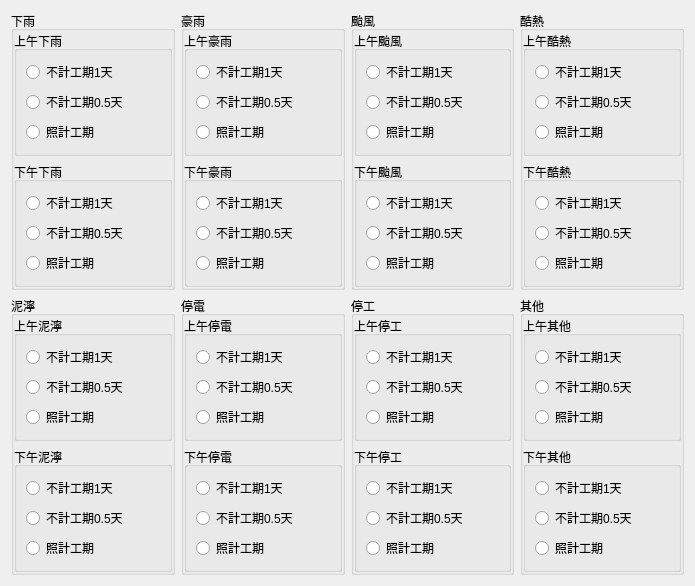
The window that Python/QtVariableConditionSettingDialog.ui (foxking0416/HuachunDailyReport2024) describes before a commit, drawn with Qt 5.
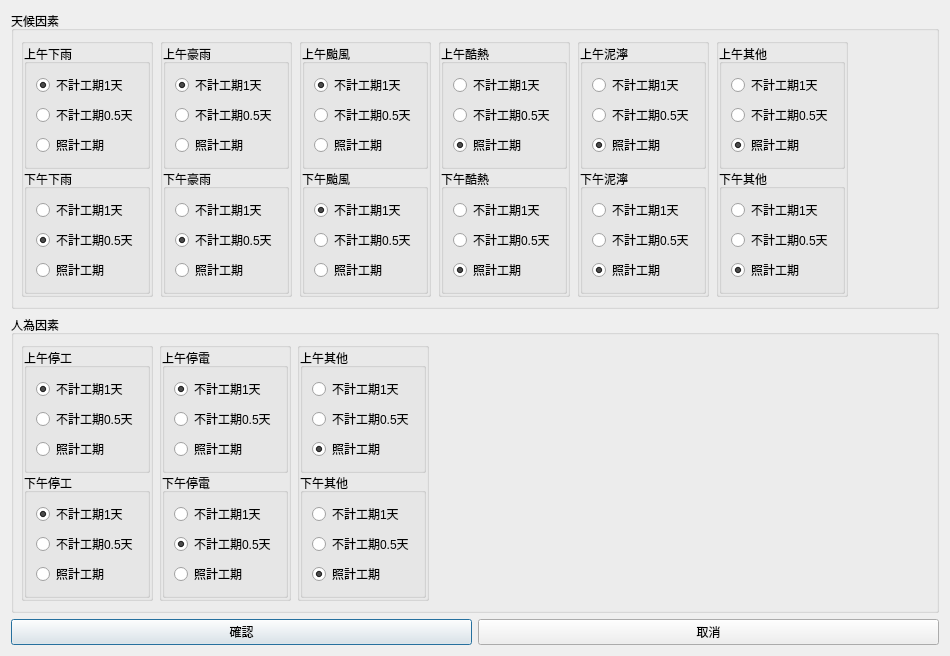
The same window after the commit.

Diff of the .ui file:
```diff
--- a/Python/QtVariableConditionSettingDialog.ui
+++ b/Python/QtVariableConditionSettingDialog.ui
@@ -6,8 +6,8 @@
    <rect>
     <x>0</x>
     <y>0</y>
-    <width>695</width>
-    <height>436</height>
+    <width>950</width>
+    <height>575</height>
    </rect>
   </property>
   <property name="windowTitle">
@@ -15,13 +15,29 @@
   </property>
   <layout class="QVBoxLayout" name="verticalLayout">
    <item>
+    <widget class="QGroupBox" name="qtWeatherConditionGroupBox">
+     <property name="title">
+      <string>天候因素</string>
+     </property>
     <layout class="QHBoxLayout" name="horizontalLayout">
+      <property name="spacing">
+       <number>7</number>
+      </property>
+      <property name="leftMargin">
+       <number>7</number>
+      </property>
+      <property name="topMargin">
+       <number>7</number>
+      </property>
      <item>
       <widget class="QGroupBox" name="groupBox">
        <property name="title">
-        <string>下雨</string>
+         <string/>
        </property>
        <layout class="QVBoxLayout" name="verticalLayout_2">
+         <property name="spacing">
+          <number>0</number>
+         </property>
         <property name="leftMargin">
          <number>0</number>
         </property>
@@ -45,6 +61,9 @@
              <property name="text">
               <string>不計工期1天</string>
              </property>
+              <property name="checked">
+               <bool>true</bool>
+              </property>
             </widget>
            </item>
            <item>
@@ -82,6 +101,9 @@
              <property name="text">
               <string>不計工期0.5天</string>
              </property>
+              <property name="checked">
+               <bool>true</bool>
+              </property>
             </widget>
            </item>
            <item>
@@ -100,9 +122,12 @@
      <item>
       <widget class="QGroupBox" name="groupBox_4">
        <property name="title">
-        <string>豪雨</string>
+         <string/>
        </property>
        <layout class="QVBoxLayout" name="verticalLayout_5">
+         <property name="spacing">
+          <number>0</number>
+         </property>
         <property name="leftMargin">
          <number>0</number>
         </property>
@@ -126,6 +151,9 @@
              <property name="text">
               <string>不計工期1天</string>
              </property>
+              <property name="checked">
+               <bool>true</bool>
+              </property>
             </widget>
            </item>
            <item>
@@ -163,6 +191,9 @@
              <property name="text">
               <string>不計工期0.5天</string>
              </property>
+              <property name="checked">
+               <bool>true</bool>
+              </property>
             </widget>
            </item>
            <item>
@@ -181,9 +212,12 @@
      <item>
       <widget class="QGroupBox" name="groupBox_3">
        <property name="title">
-        <string>颱風</string>
+         <string/>
        </property>
        <layout class="QVBoxLayout" name="verticalLayout_8">
+         <property name="spacing">
+          <number>0</number>
+         </property>
         <property name="leftMargin">
          <number>0</number>
         </property>
@@ -207,6 +241,9 @@
              <property name="text">
               <string>不計工期1天</string>
              </property>
+              <property name="checked">
+               <bool>true</bool>
+              </property>
             </widget>
            </item>
            <item>
@@ -237,6 +274,9 @@
              <property name="text">
               <string>不計工期1天</string>
              </property>
+              <property name="checked">
+               <bool>true</bool>
+              </property>
             </widget>
            </item>
            <item>
@@ -244,6 +284,9 @@
              <property name="text">
               <string>不計工期0.5天</string>
              </property>
+              <property name="checked">
+               <bool>false</bool>
+              </property>
             </widget>
            </item>
            <item>
@@ -262,9 +305,12 @@
      <item>
       <widget class="QGroupBox" name="groupBox_2">
        <property name="title">
-        <string>酷熱</string>
+         <string/>
        </property>
        <layout class="QVBoxLayout" name="verticalLayout_13">
+         <property name="spacing">
+          <number>0</number>
+         </property>
         <property name="leftMargin">
          <number>0</number>
         </property>
@@ -302,6 +348,9 @@
              <property name="text">
               <string>照計工期</string>
              </property>
+              <property name="checked">
+               <bool>true</bool>
+              </property>
             </widget>
            </item>
           </layout>
@@ -332,6 +381,9 @@
              <property name="text">
               <string>照計工期</string>
              </property>
+              <property name="checked">
+               <bool>true</bool>
+              </property>
             </widget>
            </item>
           </layout>
@@ -340,16 +392,15 @@
        </layout>
       </widget>
      </item>
-    </layout>
-   </item>
    <item>
-    <layout class="QHBoxLayout" name="horizontalLayout_2">
-     <item>
-      <widget class="QGroupBox" name="groupBox_12">
+       <widget class="QGroupBox" name="qtMuddyGroupBox">
        <property name="title">
-        <string>泥濘</string>
+         <string/>
        </property>
        <layout class="QVBoxLayout" name="verticalLayout_11">
+         <property name="spacing">
+          <number>0</number>
+         </property>
         <property name="leftMargin">
          <number>0</number>
         </property>
@@ -387,6 +438,9 @@
              <property name="text">
               <string>照計工期</string>
              </property>
+              <property name="checked">
+               <bool>true</bool>
+              </property>
             </widget>
            </item>
           </layout>
@@ -417,6 +471,9 @@
              <property name="text">
               <string>照計工期</string>
              </property>
+              <property name="checked">
+               <bool>true</bool>
+              </property>
             </widget>
            </item>
           </layout>
@@ -426,11 +483,14 @@
       </widget>
      </item>
      <item>
-      <widget class="QGroupBox" name="groupBox_14">
+       <widget class="QGroupBox" name="qtWeatherOtherGroupBox">
        <property name="title">
-        <string>停電</string>
-       </property>
-       <layout class="QVBoxLayout" name="verticalLayout_12">
+         <string/>
+        </property>
+        <layout class="QVBoxLayout" name="verticalLayout_26">
+         <property name="spacing">
+          <number>0</number>
+         </property>
         <property name="leftMargin">
          <number>0</number>
         </property>
@@ -444,60 +504,66 @@
          <number>0</number>
         </property>
         <item>
-         <widget class="QGroupBox" name="groupBox_16">
+          <widget class="QGroupBox" name="qtMorningWeatherOtherGroupBox">
           <property name="title">
-           <string>上午停電</string>
-          </property>
-          <layout class="QVBoxLayout" name="verticalLayout_17">
+            <string>上午其他</string>
+           </property>
+           <layout class="QVBoxLayout" name="verticalLayout_27">
            <item>
-            <widget class="QRadioButton" name="radioButton_21">
+             <widget class="QRadioButton" name="qtMorningWeatherOtherOneDayOffRadioButton">
              <property name="text">
               <string>不計工期1天</string>
              </property>
             </widget>
            </item>
            <item>
-            <widget class="QRadioButton" name="radioButton_26">
+             <widget class="QRadioButton" name="qtMorningWeatherOtherHalfDayOffRadioButton">
              <property name="text">
               <string>不計工期0.5天</string>
              </property>
             </widget>
            </item>
            <item>
-            <widget class="QRadioButton" name="radioButton_25">
+             <widget class="QRadioButton" name="qtMorningWeatherOtherNoDayOffRadioButton">
              <property name="text">
               <string>照計工期</string>
              </property>
+              <property name="checked">
+               <bool>true</bool>
+              </property>
             </widget>
            </item>
           </layout>
          </widget>
         </item>
         <item>
-         <widget class="QGroupBox" name="groupBox_20">
+          <widget class="QGroupBox" name="qtAfternoonWeatherOtherGroupBox">
           <property name="title">
-           <string>下午停電</string>
-          </property>
-          <layout class="QVBoxLayout" name="verticalLayout_22">
+            <string>下午其他</string>
+           </property>
+           <layout class="QVBoxLayout" name="verticalLayout_28">
            <item>
-            <widget class="QRadioButton" name="radioButton_28">
+             <widget class="QRadioButton" name="qtAfternoonWeatherOtherOneDayOffRadioButton">
              <property name="text">
               <string>不計工期1天</string>
              </property>
             </widget>
            </item>
            <item>
-            <widget class="QRadioButton" name="radioButton_41">
+             <widget class="QRadioButton" name="qtAfternoonWeatherOtherHalfDayOffRadioButton">
              <property name="text">
               <string>不計工期0.5天</string>
              </property>
             </widget>
            </item>
            <item>
-            <widget class="QRadioButton" name="radioButton_42">
+             <widget class="QRadioButton" name="qtAfternoonWeatherOtherNoDayOffRadioButton">
              <property name="text">
               <string>照計工期</string>
              </property>
+              <property name="checked">
+               <bool>true</bool>
+              </property>
             </widget>
            </item>
           </layout>
@@ -507,11 +573,42 @@
       </widget>
      </item>
      <item>
-      <widget class="QGroupBox" name="groupBox_13">
+       <spacer name="horizontalSpacer_2">
+        <property name="orientation">
+         <enum>Qt::Horizontal</enum>
+        </property>
+        <property name="sizeHint" stdset="0">
+         <size>
+          <width>40</width>
+          <height>20</height>
+         </size>
+        </property>
+       </spacer>
+      </item>
+     </layout>
+    </widget>
+   </item>
+   <item>
+    <widget class="QGroupBox" name="qtHumanConditionGroupBox">
        <property name="title">
-        <string>停工</string>
+      <string>人為因素</string>
+     </property>
+     <layout class="QHBoxLayout" name="horizontalLayout_2">
+      <property name="leftMargin">
+       <number>7</number>
+      </property>
+      <property name="topMargin">
+       <number>7</number>
+      </property>
+      <item>
+       <widget class="QGroupBox" name="qtSuspendGroupBox">
+        <property name="title">
+         <string/>
        </property>
        <layout class="QVBoxLayout" name="verticalLayout_15">
+         <property name="spacing">
+          <number>0</number>
+         </property>
         <property name="leftMargin">
          <number>0</number>
         </property>
@@ -535,6 +632,9 @@
              <property name="text">
               <string>不計工期1天</string>
              </property>
+              <property name="checked">
+               <bool>true</bool>
+              </property>
             </widget>
            </item>
            <item>
@@ -565,6 +665,9 @@
              <property name="text">
               <string>不計工期1天</string>
              </property>
+              <property name="checked">
+               <bool>true</bool>
+              </property>
             </widget>
            </item>
            <item>
@@ -590,9 +693,102 @@
      <item>
       <widget class="QGroupBox" name="groupBox_5">
        <property name="title">
-        <string>其他</string>
+         <string/>
+        </property>
+        <layout class="QVBoxLayout" name="verticalLayout_12">
+         <property name="spacing">
+          <number>0</number>
+         </property>
+         <property name="leftMargin">
+          <number>0</number>
+         </property>
+         <property name="topMargin">
+          <number>0</number>
+         </property>
+         <property name="rightMargin">
+          <number>0</number>
+         </property>
+         <property name="bottomMargin">
+          <number>0</number>
+         </property>
+         <item>
+          <widget class="QGroupBox" name="qtMorningPowerOffGroupBox">
+           <property name="title">
+            <string>上午停電</string>
+           </property>
+           <layout class="QVBoxLayout" name="verticalLayout_17">
+            <item>
+             <widget class="QRadioButton" name="qtMorningPowerOffOneDayOffRadioButton">
+              <property name="text">
+               <string>不計工期1天</string>
+              </property>
+              <property name="checked">
+               <bool>true</bool>
+              </property>
+             </widget>
+            </item>
+            <item>
+             <widget class="QRadioButton" name="qtMorningPowerOffHalfDayOffRadioButton">
+              <property name="text">
+               <string>不計工期0.5天</string>
+              </property>
+             </widget>
+            </item>
+            <item>
+             <widget class="QRadioButton" name="qtMorningPowerOffNoDayOffRadioButton">
+              <property name="text">
+               <string>照計工期</string>
+              </property>
+             </widget>
+            </item>
+           </layout>
+          </widget>
+         </item>
+         <item>
+          <widget class="QGroupBox" name="qtAfternoonPowerOffGroupBox">
+           <property name="title">
+            <string>下午停電</string>
+           </property>
+           <layout class="QVBoxLayout" name="verticalLayout_22">
+            <item>
+             <widget class="QRadioButton" name="qtAfternoonPowerOffOneDayOffRadioButton">
+              <property name="text">
+               <string>不計工期1天</string>
+              </property>
+             </widget>
+            </item>
+            <item>
+             <widget class="QRadioButton" name="qtAfternoonPowerOffHalfDayOffRadioButton">
+              <property name="text">
+               <string>不計工期0.5天</string>
+              </property>
+              <property name="checked">
+               <bool>true</bool>
+              </property>
+             </widget>
+            </item>
+            <item>
+             <widget class="QRadioButton" name="qtAfternoonPowerOffNoDayOffRadioButton">
+              <property name="text">
+               <string>照計工期</string>
+              </property>
+             </widget>
+            </item>
+           </layout>
+          </widget>
+         </item>
+        </layout>
+       </widget>
+      </item>
+      <item>
+       <widget class="QGroupBox" name="qtHumanOtherGroupBox">
+        <property name="title">
+         <string/>
        </property>
        <layout class="QVBoxLayout" name="verticalLayout_14">
+         <property name="spacing">
+          <number>0</number>
+         </property>
         <property name="leftMargin">
          <number>0</number>
         </property>
@@ -630,6 +826,9 @@
              <property name="text">
               <string>照計工期</string>
              </property>
+              <property name="checked">
+               <bool>true</bool>
+              </property>
             </widget>
            </item>
           </layout>
@@ -660,12 +859,47 @@
              <property name="text">
               <string>照計工期</string>
              </property>
+              <property name="checked">
+               <bool>true</bool>
+              </property>
             </widget>
            </item>
           </layout>
          </widget>
         </item>
        </layout>
+       </widget>
+      </item>
+      <item>
+       <spacer name="horizontalSpacer">
+        <property name="orientation">
+         <enum>Qt::Horizontal</enum>
+        </property>
+        <property name="sizeHint" stdset="0">
+         <size>
+          <width>40</width>
+          <height>20</height>
+         </size>
+        </property>
+       </spacer>
+      </item>
+     </layout>
+    </widget>
+   </item>
+   <item>
+    <layout class="QHBoxLayout" name="horizontalLayout_3">
+     <item>
+      <widget class="QPushButton" name="qtOkPushButton">
+       <property name="text">
+        <string>確認</string>
+       </property>
+      </widget>
+     </item>
+     <item>
+      <widget class="QPushButton" name="qtCancelPushButton">
+       <property name="text">
+        <string>取消</string>
+       </property>
       </widget>
      </item>
     </layout>
```
Left out of the diff: 122 changed lines with no effect on the pictures. Lines whose indentation alone changed are shown as unchanged.
